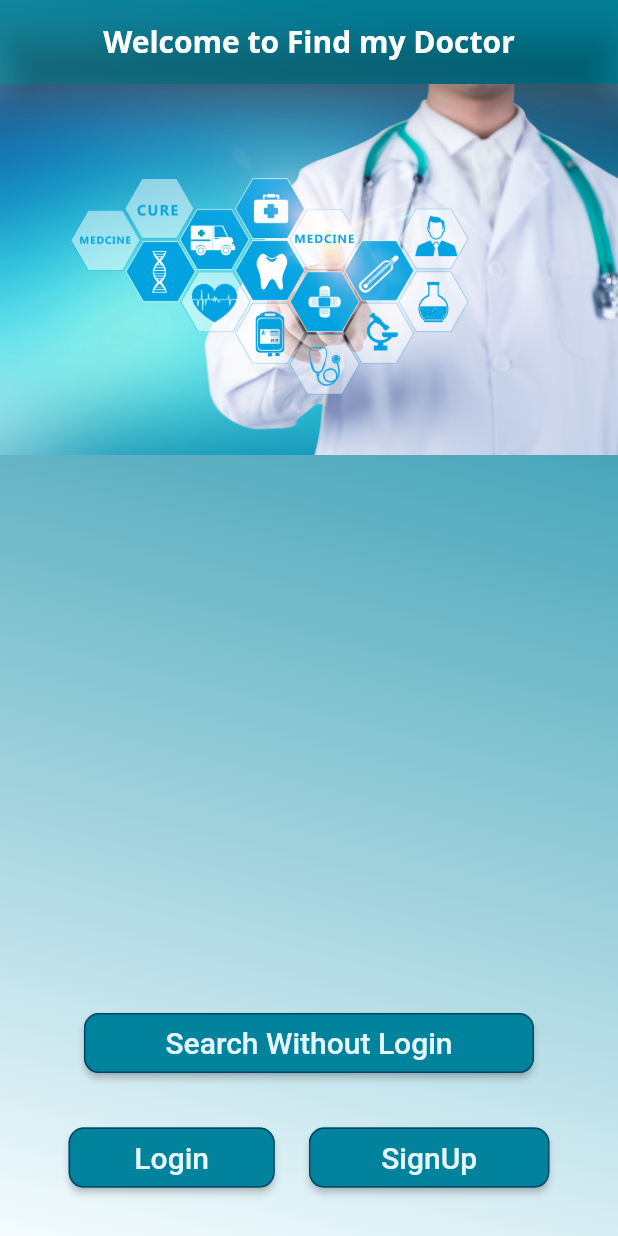
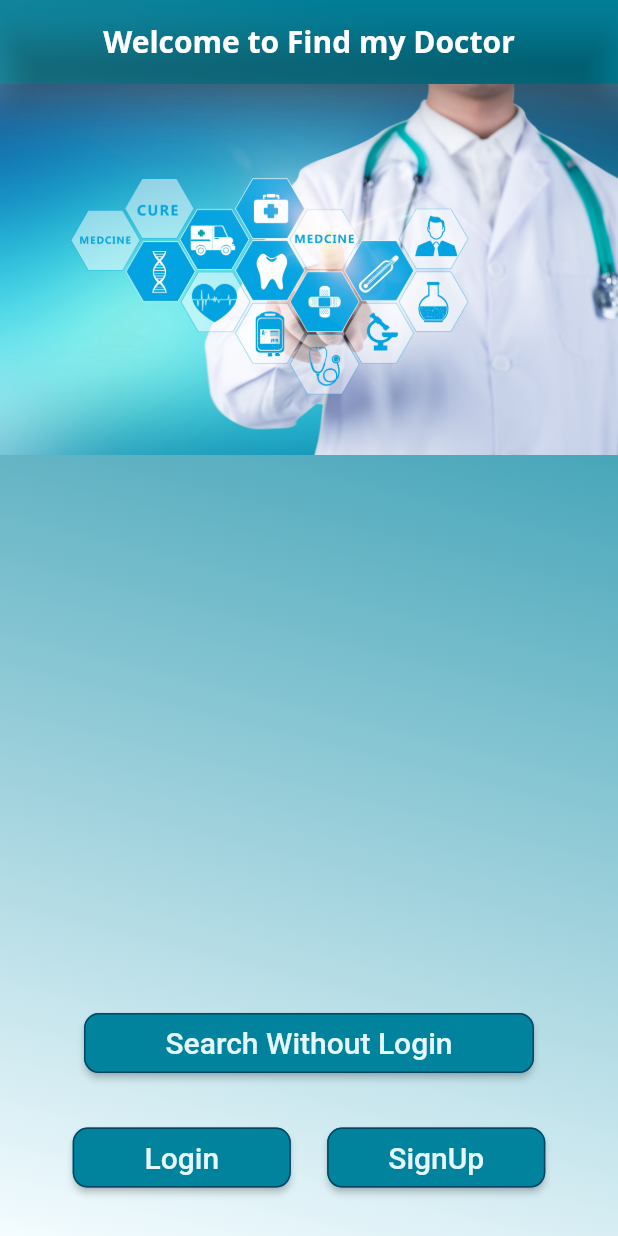
Before and after one commit to Parinika/findyourdoctor, a Flutter app: the screen it shows after launch, on a phone screen of 412 x 824 dp. Run offline on Flutter 3.47's test engine with Material 2 defaults, Android fonts, the phone set to English and light mode, and no system bars; Roboto replaces fonts that are missing (Open Sans).

Commit message:
button size

```diff
--- a/lib/Screens/Welcome/welcome_screen.dart
+++ b/lib/Screens/Welcome/welcome_screen.dart
@@ -85,7 +85,7 @@ class WelcomeScreen extends StatelessWidget {
                       ),
                       Spacer(),
                       Expanded(
-                        flex: 7,
+                        flex: 6,
                         child: ElevatedButton(
                             onPressed: () {},
                             style: ElevatedButton.styleFrom(
--- a/lib/main.dart
+++ b/lib/main.dart
@@ -17,7 +17,7 @@ class MyApp extends StatelessWidget {
       title: 'Find your Doctor',
       theme: ThemeData(
         primaryColor: kPrimaryColor,
-        scaffoldBackgroundColor: Colors.white,
+        scaffoldBackgroundColor: lightBG,
       ),
       home: const WelcomeScreen(),
     );
```
